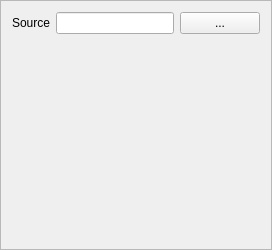
The window that qteditor/QtEditor/script_widget.ui (nem0/LumixEngine) describes before a commit, drawn with Qt 5.
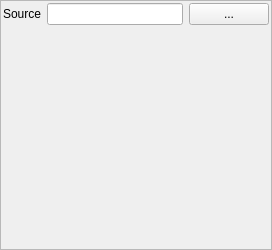
The same window after the commit.

Diff of the .ui file:
```diff
--- a/qteditor/QtEditor/script_widget.ui
+++ b/qteditor/QtEditor/script_widget.ui
@@ -23,6 +23,18 @@
    <property name="fieldGrowthPolicy">
     <enum>QFormLayout::AllNonFixedFieldsGrow</enum>
    </property>
+   <property name="leftMargin">
+    <number>2</number>
+   </property>
+   <property name="topMargin">
+    <number>2</number>
+   </property>
+   <property name="rightMargin">
+    <number>2</number>
+   </property>
+   <property name="bottomMargin">
+    <number>2</number>
+   </property>
    <item row="0" column="0">
     <widget class="QLabel" name="sourceLabel">
      <property name="text">
```
